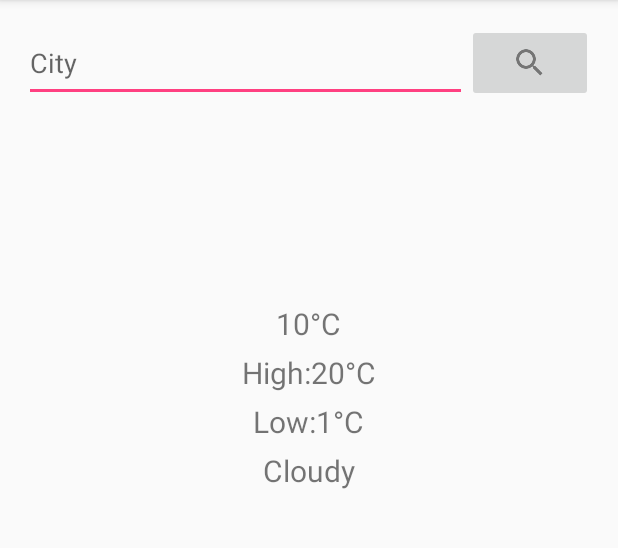
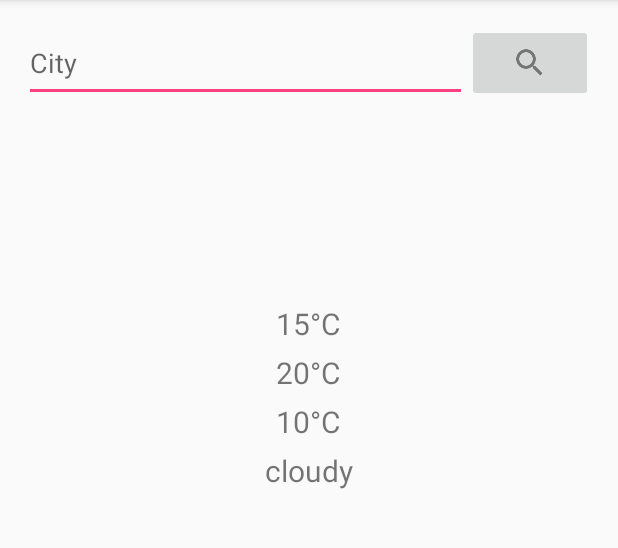
Before and after one commit to dwilson22/WeatherViewer, an Android app: the screen it shows after launch (MainActivity), after a tap on "Search for city button", on a phone screen of 412 x 824 dp, the part 84-632 px from its top. Run offline under Robolectric (Android 15) with nearby library versions, the phone set to English and light mode, and no system bars.

Commit message:
created parceble weather object

```diff
--- a/app/src/main/java/ca/danieljameswilson/weatherviewer/MainActivity.java
+++ b/app/src/main/java/ca/danieljameswilson/weatherviewer/MainActivity.java
@@ -13,7 +13,8 @@ import org.json.JSONObject;
 public class MainActivity extends AppCompatActivity implements OnWeatherRequestCompleted{
     private ImageButton searchButton;
     private String city;
-    public final static String CITY_KEY = "city";
+    public final static String LOG_KEY = "WeatherLog";
+    public final static String WEATHER_KEY = "weatherDetails";
     @Override
     protected void onCreate(Bundle savedInstanceState) {
         super.onCreate(savedInstanceState);
@@ -37,9 +38,9 @@ public class MainActivity extends AppCompatActivity implements OnWeatherRequestC
     };
 
     @Override
-    public void onTaskCompleted() {
+    public void onTaskCompleted(WeatherDetails weather) {
         Bundle args = new Bundle();
-        args.putString(CITY_KEY,city);
+        args.putParcelable(WEATHER_KEY, weather);
         WeatherFragment f = new WeatherFragment();
         f.setArguments(args);
         FragmentTransaction ft = getFragmentManager().beginTransaction();
@@ -48,6 +49,7 @@ public class MainActivity extends AppCompatActivity implements OnWeatherRequestC
 
     public static class WeatherRequest extends AsyncTask<String, Void, JSONObject> {
 
+        private String city;
         private OnWeatherRequestCompleted listener;
 
         public WeatherRequest (OnWeatherRequestCompleted listener){
@@ -56,14 +58,15 @@ public class MainActivity extends AppCompatActivity implements OnWeatherRequestC
 
         @Override
         protected JSONObject doInBackground(String... params) {
+            city = params[0];
             return null;
         }
 
         @Override
         protected void onPostExecute(JSONObject weatherData){
            super.onPostExecute(weatherData);
-
-            listener.onTaskCompleted();
+            WeatherDetails weather  = new WeatherDetails( 15, 20, 10, "cloudy", city);
+            listener.onTaskCompleted(weather);
         }
     }
 }
--- a/app/src/main/java/ca/danieljameswilson/weatherviewer/OnWeatherRequestCompleted.java
+++ b/app/src/main/java/ca/danieljameswilson/weatherviewer/OnWeatherRequestCompleted.java
@@ -5,5 +5,5 @@ package ca.danieljameswilson.weatherviewer;
  */
 
 public interface OnWeatherRequestCompleted {
-    void onTaskCompleted();
+    void onTaskCompleted(WeatherDetails weather);
 }
--- /dev/null
+++ b/app/src/main/java/ca/danieljameswilson/weatherviewer/WeatherDetails.java
@@ -0,0 +1,75 @@
+package ca.danieljameswilson.weatherviewer;
+
+import android.os.Parcel;
+import android.os.Parcelable;
+
+/**
+ * Created by Daniel on 2016-11-19.
+ */
+
+public class WeatherDetails implements Parcelable {
+    private String city, description;
+    private int currantTemp, high, low;
+
+    public WeatherDetails(int c, int h, int l, String d, String city){
+        this.city = city;
+        description = d;
+        currantTemp = c;
+        high = h;
+        low = l;
+    }
+
+    protected WeatherDetails(Parcel in) {
+        city = in.readString();
+        description = in.readString();
+        currantTemp = in.readInt();
+        high = in.readInt();
+        low = in.readInt();
+    }
+
+    @Override
+    public void writeToParcel(Parcel dest, int flags) {
+        dest.writeString(getCity());
+        dest.writeString(getDescription());
+        dest.writeInt(getCurrantTemp());
+        dest.writeInt(getHigh());
+        dest.writeInt(getLow());
+    }
+
+    @Override
+    public int describeContents() {
+        return 0;
+    }
+
+    public static final Creator<WeatherDetails> CREATOR = new Creator<WeatherDetails>() {
+        @Override
+        public WeatherDetails createFromParcel(Parcel in) {
+            return new WeatherDetails(in);
+        }
+
+        @Override
+        public WeatherDetails[] newArray(int size) {
+            return new WeatherDetails[size];
+        }
+    };
+
+    public String getCity() {
+        return city;
+    }
+
+    public String getDescription() {
+        return description;
+    }
+
+    public int getCurrantTemp() {
+        return currantTemp;
+    }
+
+    public int getHigh() {
+        return high;
+    }
+
+    public int getLow() {
+        return low;
+    }
+}
--- a/app/src/main/java/ca/danieljameswilson/weatherviewer/WeatherFragment.java
+++ b/app/src/main/java/ca/danieljameswilson/weatherviewer/WeatherFragment.java
@@ -3,6 +3,7 @@ package ca.danieljameswilson.weatherviewer;
 
 import android.os.Bundle;
 import android.app.Fragment;
+import android.util.Log;
 import android.view.LayoutInflater;
 import android.view.View;
 import android.view.ViewGroup;
@@ -24,9 +25,21 @@ public class WeatherFragment extends Fragment {
     public View onCreateView(LayoutInflater inflater, ViewGroup container,
                              Bundle savedInstanceState) {
         View view = inflater.inflate(R.layout.fragment_weather, container, false);
-        String city = getArguments().getString(MainActivity.CITY_KEY);
+        WeatherDetails details = getArguments().getParcelable(MainActivity.WEATHER_KEY);
         TextView cityTextView = (TextView) view.findViewById(R.id.cityTextView);
-        cityTextView.setText(city);
+        TextView currentTempView = (TextView) view.findViewById(R.id.currantTemp);
+        TextView highTempView = (TextView) view.findViewById(R.id.highTemp);
+        TextView lowTempView = (TextView) view.findViewById(R.id.lowTemp);
+        TextView descTempView = (TextView) view.findViewById(R.id.weatherDesc);
+        if(details != null) {
+            cityTextView.setText(details.getCity());
+            currentTempView.setText(String.format(getResources().getString(R.string.weatherTemp),details.getCurrantTemp()));
+            highTempView.setText(String.format(getResources().getString(R.string.weatherTemp),details.getHigh()));
+            lowTempView.setText(String.format(getResources().getString(R.string.weatherTemp),details.getLow()));
+            descTempView.setText(details.getDescription());
+        }else{
+            Log.d(MainActivity.LOG_KEY, "Weatherdetails returned null");
+        }
         return view;
     }
 
--- a/app/src/main/res/values/strings.xml
+++ b/app/src/main/res/values/strings.xml
@@ -2,6 +2,7 @@
     <string name="app_name">WeatherViewer</string>
     <string name="search_hint">City</string>
     <string name="search_desc">Search for city button</string>
+    <string name="weatherTemp">%1$d°C</string>
 
     <!-- TODO: Remove or change this placeholder text -->
     <string name="hello_blank_fragment">Hello blank fragment</string>
```
